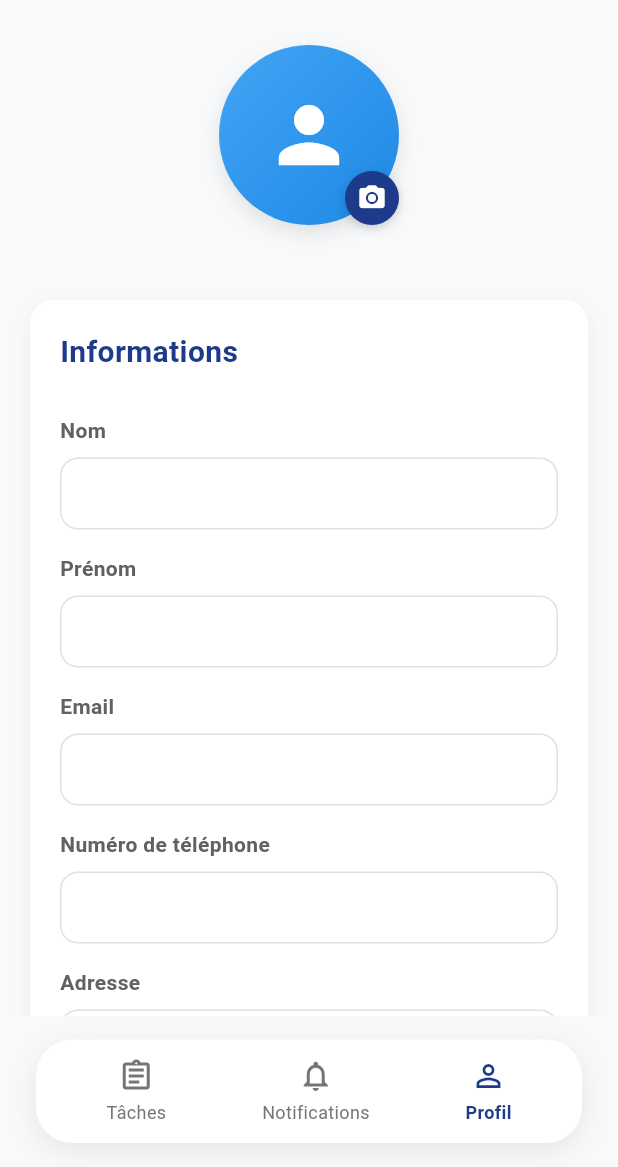
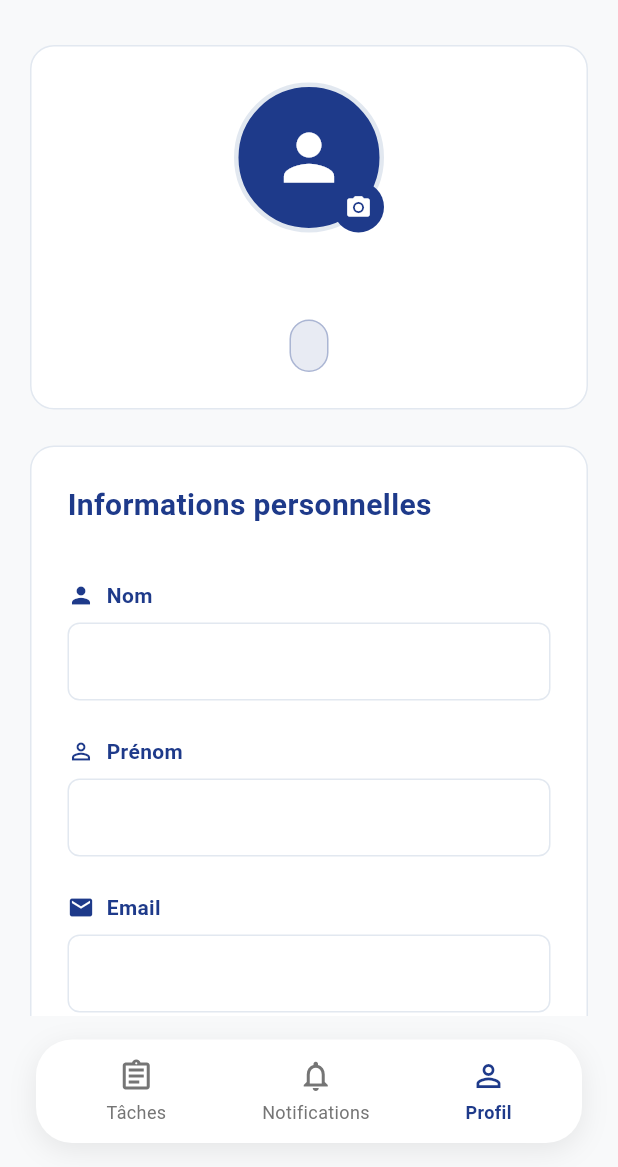
Before and after one commit to Nabil-wizard-dev/Citizen_mobile, a Flutter app: the HomeOuvrierScreen screen opened directly with empty values, after a tap on the "person" icon, after a tap on "Modifier", on a phone screen of 412 x 824 dp, the part 69-1236 px from its top. Run offline on Flutter 3.47's test engine with Material 3 defaults, Android fonts, the phone set to English and light mode, and no system bars; our stand-ins replace flutter_chat_types, geolocator, image_picker, open_file, pdf, shared_preferences; accounts and stored records are empty.

Commit message:
Mise à jour des dépendances dans pubspec.lock, amélioration de la gestion des erreurs et des messages d'interface utilisateur dans les services d'authentification, de profil et de signalement. Ajout d'icônes et de styles dans les écrans de profil et de signalement, ainsi que des ajustements de mise en page pour une meilleure expérience utilisateur.

```diff
--- a/lib/screens/home_screen.dart
+++ b/lib/screens/home_screen.dart
@@ -927,7 +927,7 @@ class _HomeScreenState extends State<HomeScreen>
                           status: _getStatusText(
                             signalement['statut'] ?? 'EN_ATTENTE',
                           ),
-                          date: _formatDate(signalement['dateCreation']),
+                          date: _formatDate(signalement['createDate'] ?? signalement['dateCreation']),
                           icon: _getTypeServiceIcon(signalement['typeService']),
                           statusColor: _getStatusColor(
                             signalement['statut'] ?? 'EN_ATTENTE',
--- a/lib/screens/profile_screen.dart
+++ b/lib/screens/profile_screen.dart
@@ -38,22 +38,31 @@ class _ProfileScreenState extends State<ProfileScreen> {
     setState(() => isLoading = true);
 
     try {
+      print('🔄 Chargement des données du profil...');
       final result = await ProfileService.getProfile();
+      print('📊 Résultat du profil: $result');
+
       if (result['success']) {
         setState(() {
           profile = result['data'];
+          print('✅ Profil chargé: $profile');
           _populateForm();
-          if (profile!['photoProfil'] != null) {
-            currentPhotoUrl =
-                'http://192.168.1.70:8080/${profile!['photoProfil']}';
+          if (profile!['photoProfil'] != null && profile!['photoProfil'].toString().isNotEmpty) {
+            currentPhotoUrl = 'http://192.168.1.70:8080/${profile!['photoProfil']}';
+            print('📸 URL de la photo: $currentPhotoUrl');
+          } else {
+            currentPhotoUrl = null;
+            print('📸 Aucune photo de profil');
           }
         });
 
         // Passer la photo à l'AppBar dès le chargement
         widget.onProfileUpdated?.call(currentPhotoUrl);
+      } else {
+        print('❌ Erreur lors du chargement du profil: ${result['message']}');
       }
     } catch (e) {
-      print('Erreur: $e');
+      print('❌ Exception lors du chargement du profil: $e');
     } finally {
       setState(() => isLoading = false);
     }
@@ -146,8 +155,14 @@ class _ProfileScreenState extends State<ProfileScreen> {
         return 'Citoyen';
       case 'OUVRIER':
         return 'Ouvrier';
-      case 'AUTORITE':
+      case 'AUTORITE_LOCALE':
         return 'Autorité Locale';
+      case 'ADMINISTRATEUR':
+        return 'Administrateur';
+      case 'SERVICE_HYGIENE':
+        return 'Service d\'Hygiène';
+      case 'SERVICE_MUNICIPAL':
+        return 'Service Municipal';
       default:
         return role;
     }
@@ -157,42 +172,55 @@ class _ProfileScreenState extends State<ProfileScreen> {
     String label,
     TextEditingController controller, {
     bool isReadOnly = false,
+    IconData? icon,
   }) {
     return Padding(
-      padding: const EdgeInsets.symmetric(vertical: 8.0),
+      padding: const EdgeInsets.symmetric(vertical: 12.0),
       child: Column(
         crossAxisAlignment: CrossAxisAlignment.start,
         children: [
+          Row(
+            children: [
+              if (icon != null) ...[
+                Icon(
+                  icon,
+                  size: 18,
+                  color: const Color(0xFF1E3A8A),
+                ),
+                const SizedBox(width: 8),
+              ],
               Text(
                 label,
-            style: TextStyle(
+                style: const TextStyle(
                   fontSize: 14,
                   fontWeight: FontWeight.w600,
-              color: Colors.grey[700],
+                  color: Color(0xFF1E3A8A),
                 ),
               ),
-          SizedBox(height: 8),
+            ],
+          ),
+          const SizedBox(height: 8),
           TextField(
             controller: controller,
             enabled: isEditing && !isReadOnly,
             decoration: InputDecoration(
               filled: true,
-              fillColor: isEditing ? Colors.white : Colors.grey[50],
+              fillColor: isEditing ? Colors.white : const Color(0xFFF8FAFC),
               border: OutlineInputBorder(
-                borderRadius: BorderRadius.circular(12),
-                borderSide: BorderSide(color: Colors.grey[300]!),
+                borderRadius: BorderRadius.circular(8),
+                borderSide: const BorderSide(color: Color(0xFFE2E8F0)),
               ),
               enabledBorder: OutlineInputBorder(
-                borderRadius: BorderRadius.circular(12),
-                borderSide: BorderSide(color: Colors.grey[300]!),
+                borderRadius: BorderRadius.circular(8),
+                borderSide: const BorderSide(color: Color(0xFFE2E8F0)),
               ),
               focusedBorder: OutlineInputBorder(
-                borderRadius: BorderRadius.circular(12),
-                borderSide: BorderSide(color: const Color(0xFF1E3A8A)),
+                borderRadius: BorderRadius.circular(8),
+                borderSide: const BorderSide(color: Color(0xFF1E3A8A), width: 2),
               ),
-              contentPadding: EdgeInsets.symmetric(
+              contentPadding: const EdgeInsets.symmetric(
                 horizontal: 16,
-                vertical: 12,
+                vertical: 14,
               ),
             ),
           ),
@@ -201,32 +229,48 @@ class _ProfileScreenState extends State<ProfileScreen> {
     );
   }
 
-  Widget _buildReadOnlyField(String label, String value) {
+  Widget _buildReadOnlyField(String label, String value, {IconData? icon}) {
     return Padding(
-      padding: const EdgeInsets.symmetric(vertical: 8.0),
+      padding: const EdgeInsets.symmetric(vertical: 12.0),
       child: Column(
         crossAxisAlignment: CrossAxisAlignment.start,
         children: [
+          Row(
+            children: [
+              if (icon != null) ...[
+                Icon(
+                  icon,
+                  size: 18,
+                  color: const Color(0xFF1E3A8A),
+                ),
+                const SizedBox(width: 8),
+              ],
               Text(
                 label,
-            style: TextStyle(
+                style: const TextStyle(
                   fontSize: 14,
                   fontWeight: FontWeight.w600,
-              color: Colors.grey[700],
+                  color: Color(0xFF1E3A8A),
                 ),
               ),
-          SizedBox(height: 8),
+            ],
+          ),
+          const SizedBox(height: 8),
           Container(
             width: double.infinity,
-            padding: EdgeInsets.symmetric(horizontal: 16, vertical: 12),
+            padding: const EdgeInsets.symmetric(horizontal: 16, vertical: 14),
             decoration: BoxDecoration(
-              color: Colors.grey[50],
-              borderRadius: BorderRadius.circular(12),
-              border: Border.all(color: Colors.grey[300]!),
+              color: const Color(0xFFF8FAFC),
+              borderRadius: BorderRadius.circular(8),
+              border: Border.all(color: const Color(0xFFE2E8F0)),
             ),
             child: Text(
               value,
-              style: TextStyle(fontSize: 16, color: Colors.grey[800]),
+              style: const TextStyle(
+                fontSize: 16,
+                color: Color(0xFF334155),
+                fontWeight: FontWeight.w500,
+              ),
             ),
           ),
         ],
@@ -237,11 +281,43 @@ class _ProfileScreenState extends State<ProfileScreen> {
   @override
   Widget build(BuildContext context) {
     if (isLoading) {
-      return Center(child: CircularProgressIndicator());
+      return const Center(
+        child: CircularProgressIndicator(
+          valueColor: AlwaysStoppedAnimation<Color>(Color(0xFF1E3A8A)),
+        ),
+      );
+    }
+
+    // Si le profil n'est pas chargé, utiliser les données de l'utilisateur
+    if (profile == null) {
+      print('⚠️ Profil non chargé, utilisation des données utilisateur');
+      profile = {
+        'nom': widget.user.nom,
+        'prenom': widget.user.prenom,
+        'email': widget.user.email,
+        'numero': widget.user.numero,
+        'adresse': widget.user.adresse,
+        'role': widget.user.role,
+        'trackingId': widget.user.trackingId,
+        'cni': widget.user.cni,
+        'dateNaissance': widget.user.dateNaissance,
+        'photoProfil': widget.user.photoProfil,
+      };
+      _populateForm();
     }
 
     return SingleChildScrollView(
-      padding: EdgeInsets.all(20),
+      padding: const EdgeInsets.all(20),
+      child: Column(
+        children: [
+          // En-tête avec photo de profil
+          Container(
+            padding: const EdgeInsets.all(24),
+            decoration: BoxDecoration(
+              color: Colors.white,
+              borderRadius: BorderRadius.circular(16),
+              border: Border.all(color: const Color(0xFFE2E8F0)),
+            ),
             child: Column(
               children: [
                 // Photo de profil
@@ -249,39 +325,31 @@ class _ProfileScreenState extends State<ProfileScreen> {
                   child: Stack(
                     children: [
                       Container(
-                  width: 120,
-                  height: 120,
+                        width: 100,
+                        height: 100,
                         decoration: BoxDecoration(
                           shape: BoxShape.circle,
-                    gradient: LinearGradient(
-                      colors: [Colors.blue[400]!, Colors.blue[600]!],
-                      begin: Alignment.topLeft,
-                      end: Alignment.bottomRight,
+                          color: const Color(0xFF1E3A8A),
+                          border: Border.all(
+                            color: const Color(0xFFE2E8F0),
+                            width: 3,
                           ),
-                    boxShadow: [
-                      BoxShadow(
-                        color: Colors.black.withOpacity(0.1),
-                        blurRadius: 10,
-                        offset: Offset(0, 5),
-                      ),
-                    ],
                         ),
                         child: ClipOval(
-                    child:
-                        selectedImage != null
+                          child: selectedImage != null
                               ? Image.file(selectedImage!, fit: BoxFit.cover)
                               : currentPhotoUrl != null
                                   ? Image.network(
                                       currentPhotoUrl!,
                                       fit: BoxFit.cover,
-                              errorBuilder:
-                                  (context, error, stackTrace) => Icon(
+                                      errorBuilder: (context, error, stackTrace) =>
+                                          const Icon(
                                         Icons.person,
-                                    size: 60,
+                                        size: 50,
                                         color: Colors.white,
                                       ),
                                     )
-                            : Icon(Icons.person, size: 60, color: Colors.white),
+                                  : const Icon(Icons.person, size: 50, color: Colors.white),
                         ),
                       ),
                       if (isEditing)
@@ -291,22 +359,15 @@ class _ProfileScreenState extends State<ProfileScreen> {
                           child: GestureDetector(
                             onTap: _pickImage,
                             child: Container(
-                        padding: EdgeInsets.all(8),
-                        decoration: BoxDecoration(
-                          color: const Color(0xFF1E3A8A),
+                              padding: const EdgeInsets.all(8),
+                              decoration: const BoxDecoration(
+                                color: Color(0xFF1E3A8A),
                                 shape: BoxShape.circle,
-                          boxShadow: [
-                            BoxShadow(
-                              color: Colors.black.withOpacity(0.2),
-                              blurRadius: 5,
-                              offset: Offset(0, 2),
                               ),
-                          ],
-                        ),
-                        child: Icon(
+                              child: const Icon(
                                 Icons.camera_alt,
                                 color: Colors.white,
-                          size: 20,
+                                size: 18,
                               ),
                             ),
                           ),
@@ -315,77 +376,107 @@ class _ProfileScreenState extends State<ProfileScreen> {
                   ),
                 ),
 
-          SizedBox(height: 20),
+                const SizedBox(height: 16),
+
+                // Nom complet
+                Text(
+                  '${profile?['prenom'] ?? ''} ${profile?['nom'] ?? ''}'.trim(),
+                  style: const TextStyle(
+                    fontSize: 24,
+                    fontWeight: FontWeight.bold,
+                    color: Color(0xFF1E3A8A),
+                  ),
+                ),
+
+                const SizedBox(height: 8),
+
+                // Rôle avec badge
+                Container(
+                  padding: const EdgeInsets.symmetric(horizontal: 12, vertical: 6),
+                  decoration: BoxDecoration(
+                    color: const Color(0xFF1E3A8A).withOpacity(0.1),
+                    borderRadius: BorderRadius.circular(20),
+                    border: Border.all(color: const Color(0xFF1E3A8A).withOpacity(0.3)),
+                  ),
+                  child: Text(
+                    _getRoleDisplayName(profile?['role'] ?? ''),
+                    style: const TextStyle(
+                      color: Color(0xFF1E3A8A),
+                      fontSize: 14,
+                      fontWeight: FontWeight.w600,
+                    ),
+                  ),
+                ),
 
                 // Indicateur de photo sélectionnée
-          if (selectedImage != null)
+                if (selectedImage != null) ...[
+                  const SizedBox(height: 16),
                   Container(
-              padding: EdgeInsets.symmetric(horizontal: 16, vertical: 8),
+                    padding: const EdgeInsets.symmetric(horizontal: 16, vertical: 8),
                     decoration: BoxDecoration(
-                color: Colors.green[50],
+                      color: const Color(0xFF10B981).withOpacity(0.1),
                       borderRadius: BorderRadius.circular(8),
-                border: Border.all(color: Colors.green[200]!),
+                      border: Border.all(color: const Color(0xFF10B981).withOpacity(0.3)),
                     ),
-              child: Row(
+                    child: const Row(
                       mainAxisSize: MainAxisSize.min,
                       children: [
-                  Icon(Icons.check_circle, color: Colors.green[600], size: 16),
+                        Icon(Icons.check_circle, color: Color(0xFF10B981), size: 16),
                         SizedBox(width: 8),
                         Text(
                           'Photo sélectionnée',
                           style: TextStyle(
-                      color: Colors.green[700],
+                            color: Color(0xFF10B981),
                             fontSize: 12,
-                      fontWeight: FontWeight.w500,
+                            fontWeight: FontWeight.w600,
                           ),
                         ),
                       ],
                     ),
                   ),
+                ],
+              ],
+            ),
+          ),
 
-          SizedBox(height: 30),
+          const SizedBox(height: 24),
 
           // Informations du profil
           Container(
-            padding: EdgeInsets.all(20),
+            padding: const EdgeInsets.all(24),
             decoration: BoxDecoration(
               color: Colors.white,
               borderRadius: BorderRadius.circular(16),
-              boxShadow: [
-                BoxShadow(
-                  color: Colors.black.withOpacity(0.05),
-                  blurRadius: 10,
-                  offset: Offset(0, 5),
-                ),
-              ],
+              border: Border.all(color: const Color(0xFFE2E8F0)),
             ),
             child: Column(
               crossAxisAlignment: CrossAxisAlignment.start,
               children: [
                 Row(
-                  mainAxisAlignment: MainAxisAlignment.spaceBetween,
                   children: [
-                    Text(
-                      'Informations ',
+                    Expanded(
+                      child: const Text(
+                        'Informations personnelles',
                         style: TextStyle(
                           fontSize: 20,
                           fontWeight: FontWeight.bold,
-                        color: const Color(0xFF1E3A8A),
+                          color: Color(0xFF1E3A8A),
+                        ),
                       ),
                     ),
                     if (!isEditing)
                       GestureDetector(
                         onTap: () => setState(() => isEditing = true),
                         child: Container(
-                          padding: EdgeInsets.symmetric(
+                          padding: const EdgeInsets.symmetric(
                             horizontal: 12,
-                            vertical: 6,
+                            vertical: 8,
                           ),
                           decoration: BoxDecoration(
                             color: const Color(0xFF1E3A8A),
                             borderRadius: BorderRadius.circular(8),
                           ),
-                          child: Row(
+                          child: const Row(
                             mainAxisSize: MainAxisSize.min,
                             children: [
                               Icon(Icons.edit, color: Colors.white, size: 16),
@@ -405,43 +496,48 @@ class _ProfileScreenState extends State<ProfileScreen> {
                   ],
                 ),
 
-                SizedBox(height: 20),
+                const SizedBox(height: 24),
 
                 // Champs éditables
                 if (isEditing) ...[
-                  _buildInfoField('Nom', _nomController),
-                  _buildInfoField('Prénom', _prenomController),
-                  _buildInfoField('Email', _emailController),
-                  _buildInfoField('Numéro de téléphone', _numeroController),
-                  _buildInfoField('Adresse', _adresseController),
+                  _buildInfoField('Nom', _nomController, icon: Icons.person),
+                  _buildInfoField('Prénom', _prenomController, icon: Icons.person_outline),
+                  _buildInfoField('Email', _emailController, icon: Icons.email),
+                  _buildInfoField('Numéro de téléphone', _numeroController, icon: Icons.phone),
+                  _buildInfoField('Adresse', _adresseController, icon: Icons.location_on),
                 ] else ...[
                   // Champs en lecture seule
-                  _buildReadOnlyField('Nom', profile?['nom'] ?? ''),
-                  _buildReadOnlyField('Prénom', profile?['prenom'] ?? ''),
-                  _buildReadOnlyField('Email', profile?['email'] ?? ''),
+                  _buildReadOnlyField('Nom', profile?['nom'] ?? '', icon: Icons.person),
+                  _buildReadOnlyField('Prénom', profile?['prenom'] ?? '', icon: Icons.person_outline),
+                  _buildReadOnlyField('Email', profile?['email'] ?? '', icon: Icons.email),
                   _buildReadOnlyField(
                     'Numéro de téléphone',
                     profile?['numero']?.toString() ?? '',
+                    icon: Icons.phone,
                   ),
-                  _buildReadOnlyField('Adresse', profile?['adresse'] ?? ''),
+                  _buildReadOnlyField('Adresse', profile?['adresse'] ?? '', icon: Icons.location_on),
                 ],
 
                 // Champs en lecture seule (toujours)
                 _buildReadOnlyField(
                   'Rôle',
                   _getRoleDisplayName(profile?['role'] ?? ''),
+                  icon: Icons.work,
                 ),
+                if (profile?['trackingId'] != null)
+                  _buildReadOnlyField('ID de suivi', profile?['trackingId'] ?? '', icon: Icons.fingerprint),
                 if (profile?['cni'] != null)
-                  _buildReadOnlyField('CNI', profile?['cni'] ?? ''),
+                  _buildReadOnlyField('CNI', profile?['cni'] ?? '', icon: Icons.credit_card),
                 if (profile?['dateNaissance'] != null)
                   _buildReadOnlyField(
                     'Date de naissance',
                     profile?['dateNaissance'] ?? '',
+                    icon: Icons.cake,
                   ),
 
                 // Boutons d'action
                 if (isEditing) ...[
-                  SizedBox(height: 30),
+                  const SizedBox(height: 32),
                   Row(
                     children: [
                       Expanded(
@@ -450,12 +546,12 @@ class _ProfileScreenState extends State<ProfileScreen> {
                           style: ElevatedButton.styleFrom(
                             backgroundColor: const Color(0xFF1E3A8A),
                             foregroundColor: Colors.white,
-                            padding: EdgeInsets.symmetric(vertical: 16),
+                            padding: const EdgeInsets.symmetric(vertical: 16),
                             shape: RoundedRectangleBorder(
-                              borderRadius: BorderRadius.circular(12),
+                              borderRadius: BorderRadius.circular(8),
                             ),
                           ),
-                          child: Text(
+                          child: const Text(
                             'Sauvegarder',
                             style: TextStyle(
                               fontSize: 16,
@@ -464,7 +560,7 @@ class _ProfileScreenState extends State<ProfileScreen> {
                           ),
                         ),
                       ),
-                      SizedBox(width: 12),
+                      const SizedBox(width: 12),
                       Expanded(
                         child: OutlinedButton(
                           onPressed: () {
@@ -475,14 +571,14 @@ class _ProfileScreenState extends State<ProfileScreen> {
                             });
                           },
                           style: OutlinedButton.styleFrom(
-                            foregroundColor: Colors.grey[600],
-                            padding: EdgeInsets.symmetric(vertical: 16),
+                            foregroundColor: const Color(0xFF64748B),
+                            padding: const EdgeInsets.symmetric(vertical: 16),
                             shape: RoundedRectangleBorder(
-                              borderRadius: BorderRadius.circular(12),
+                              borderRadius: BorderRadius.circular(8),
                             ),
-                            side: BorderSide(color: Colors.grey[300]!),
+                            side: const BorderSide(color: Color(0xFFE2E8F0)),
                           ),
-                          child: Text(
+                          child: const Text(
                             'Annuler',
                             style: TextStyle(
                               fontSize: 16,
--- a/lib/screens/signalement_list.dart
+++ b/lib/screens/signalement_list.dart
@@ -350,7 +350,7 @@ class _SignalementListPageState extends State<SignalementListPage> {
                   Icon(Icons.calendar_today, size: 16, color: Colors.grey[600]),
                   const SizedBox(width: 4),
                   Text(
-                    'Créé le ${_formatDate(signalement['dateCreation'])}',
+                    'Créé le ${_formatDate(signalement['createDate'] ?? signalement['dateCreation'])}',
                     style: TextStyle(color: Colors.grey[600], fontSize: 12),
                   ),
                   const Spacer(),
--- a/lib/services/api_service.dart
+++ b/lib/services/api_service.dart
@@ -3,7 +3,7 @@ import 'package:http/http.dart' as http;
 import 'auth_service.dart';
 
 class ApiService {
-  static const String baseUrl = "http://10.0.201.34:8080/api";
+  static const String baseUrl = "http://127.0.0.1:8080";
 
   // Méthode pour obtenir le token JWT
   static Future<String?> _getJwtToken() async {
--- a/lib/services/devis_service.dart
+++ b/lib/services/devis_service.dart
@@ -2,12 +2,13 @@ import 'dart:convert';
 import 'dart:io';
 import 'package:http/http.dart' as http;
 import 'package:http_parser/http_parser.dart';
+import 'package:ppe_mobile/services/api_service.dart';
 import 'auth_service.dart';
 import '../models/user.dart';
 import '../models/signalement.dart' as model;
 
 class DevisService {
-  static const String baseUrl = "http://10.0.201.34:8080/api";
+  static const String baseUrl = "${ApiService.baseUrl}";
 
   // Méthode pour obtenir le token JWT
   static Future<String?> _getJwtToken() async {
--- a/lib/services/profile_service.dart
+++ b/lib/services/profile_service.dart
@@ -2,11 +2,12 @@ import 'dart:convert';
 import 'dart:io';
 import 'package:http/http.dart' as http;
 import 'package:image_picker/image_picker.dart';
+import 'package:ppe_mobile/services/api_service.dart';
 import 'package:shared_preferences/shared_preferences.dart';
 import 'auth_service.dart';
 
 class ProfileService {
-  static const String baseUrl = "http://10.0.201.34:8080/api/profile";
+  static const String baseUrl = "${ApiService.baseUrl}/profile";
 
   // Récupérer le token JWT
   static Future<String?> _getJwtToken() async {
```
Also changed, not shown: lib/services/auth_service.dart (+151 -31 lines), lib/services/signalement_service.dart (+133 -14 lines), pubspec.lock. Lines whose indentation alone changed are shown as unchanged.
